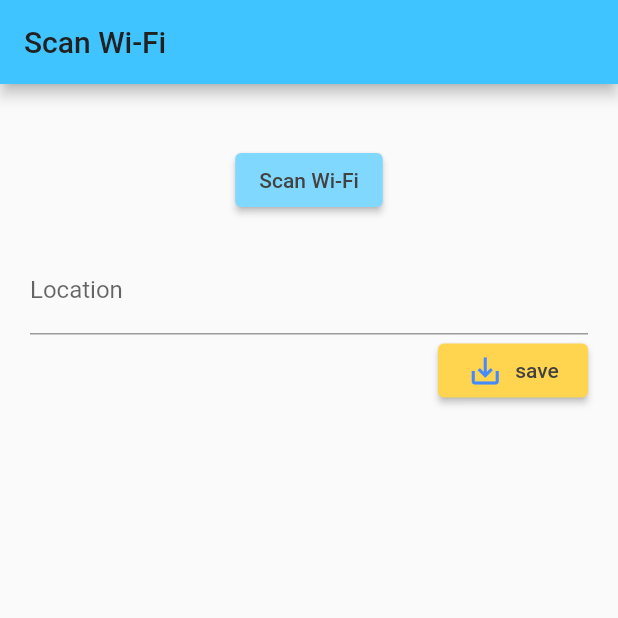
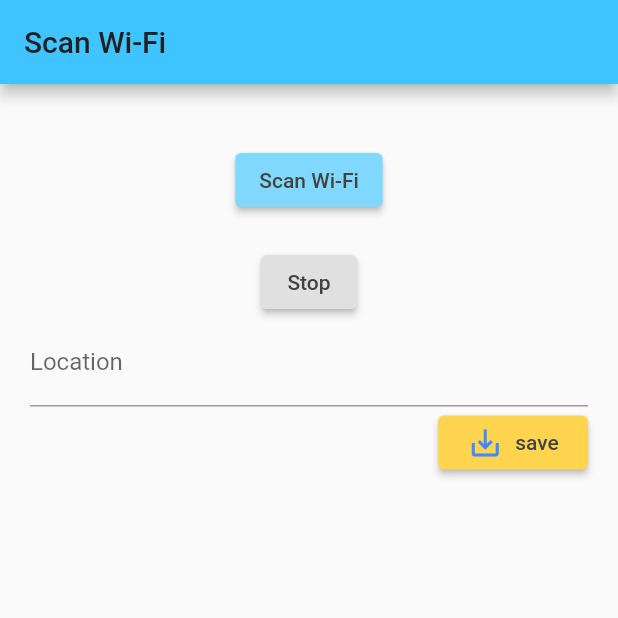
Before and after one commit to Porntitame/wifi-hunter, a Flutter app: the screen it shows after launch, after a tap on "Scan Wi-Fi", on a phone screen of 412 x 824 dp, the top half of it. Run offline on Flutter 3.47's test engine with Material 2 defaults, Android fonts, the phone set to English and light mode, and no system bars; our stand-ins replace cloud_firestore, firebase_core, fluttertoast; missing offline and left inert: wifi_hunter; accounts and stored records are empty.

Commit message:
add stop button

```diff
--- a/lib/main.dart
+++ b/lib/main.dart
@@ -33,14 +33,6 @@ class MyHomePage extends StatefulWidget {
 class _MyHomePageState extends State<MyHomePage> {
   @override
   Widget build(BuildContext context) {
-    return DefaultTabController(
-      length: 2,
-      child: Scaffold(
-        body: TabBarView(
-          children: [FormScreen(), Container()],
-        ),
-        backgroundColor: Colors.amber,
-      ),
-    );
+    return FormScreen();
   }
 }
--- a/lib/screen/formscreen.dart
+++ b/lib/screen/formscreen.dart
@@ -26,17 +26,23 @@ class _FormScreenState extends State<FormScreen> {
   Color huntButtonColor = Colors.lightBlueAccent.shade100;
   final _locationController = TextEditingController();
   late String enteredLocation;
+  var submit;
+  int saveCount = 0;
+  bool isStoped = false;
 
   // final formKey = GlobalKey<FormState>();
   // Signal mySignal = Signal();
 
-  // @override
-  // void initState() {
-  //   huntWiFis();
-  //   super.initState();
-  // }
+  @override
+  void initState() {
+    submit = () async {
+      await _submitData();
+    };
+    super.initState();
+  }
 
   Future<void> huntWiFis() async {
+    if (!isStoped) {
       setState(() => huntButtonColor = Colors.amber.shade300);
 
       try {
@@ -45,15 +51,30 @@ class _FormScreenState extends State<FormScreen> {
         dataset = [];
 
         for (int index = 0; index < wiFiHunterResults.results.length; index++) {
-        if (['Device_1', 'Device_2']
-            .contains(wiFiHunterResults.results[index].SSID)) {
+          // if ([
+          //   'cc:2d:21:91:6c:61',
+          //   '74:22:bb:8a:02:5c',
+          //   '00:2e:c7:8f:f1:68',
+          //   '00:2e:c7:8f:f2:67',
+          //   '78:44:76:ec:26:48',
+          //   'cc:2d:21:91:81:c1',
+          //   '00:2e:c7:8f:f1:c6',
+          //   '00:2e:c7:8f:f1:61',
+          //   '00:2e:c7:8f:f1:63',
+          //   '00:2e:c7:8f:f1:69'
+          // ].contains(wiFiHunterResults.results[index].BSSID))
+          {
             wiFiHunterResult.add(wiFiHunterResults.results[index]);
             dataset.add({
-            'SSID': wiFiHunterResults.results[index].SSID,
-            'RSSI': wiFiHunterResults.results[index].level
+              'BSSID': wiFiHunterResults.results[index].BSSID,
+              'RSSI': wiFiHunterResults.results[index].level,
+              //'Frequency': wiFiHunterResults.results[index].frequency
             });
           }
         }
+        Future.delayed(Duration(seconds: 2), () {
+          huntWiFis();
+        });
       } on PlatformException catch (exception) {
         print(exception.toString());
       }
@@ -62,22 +83,31 @@ class _FormScreenState extends State<FormScreen> {
 
       setState(() => huntButtonColor = Colors.lightBlueAccent.shade100);
     }
+  }
 
   Future<void> _submitLocation() async {
     setState(() {
+      saveCount = 0;
       enteredLocation = _locationController.text;
     });
     print(enteredLocation);
   }
 
+  Future<void> clickHuntWifi() async {
+    isStoped = false;
+    await huntWiFis();
+  }
+
   Future<void> _submitData() async {
+    setState(() => submit = null);
+
     Map<String, dynamic> playload = {
       "case": enteredLocation,
       "dataset": dataset
     };
 
     try {
-      var url = Uri.parse('http://192.168.137.17:8000/rssi-to-csv');
+      var url = Uri.parse('http://161.246.18.222:80/rssi-to-csv');
       var response = await http.post(
         url,
         body: json.encode(playload),
@@ -85,19 +115,44 @@ class _FormScreenState extends State<FormScreen> {
           'Content-Type': 'application/json; charset=UTF-8',
         },
       );
+      setState(() {
+        submit = () async {
+          await _submitData();
+        };
+      });
+
       print('Response status: ${response.statusCode}');
       print('Response body: ${response.body}');
+      setState(() {
+        saveCount++;
+      });
       Fluttertoast.showToast(
-        msg: 'saved!',
+        msg: 'saved!(${saveCount})',
         gravity: ToastGravity.CENTER,
       );
     } catch (e) {
+      setState(() {
+        submit = () async {
+          await _submitData();
+        };
+      });
       Fluttertoast.showToast(
         msg: 'something error!',
         gravity: ToastGravity.CENTER,
       );
     }
-    //print(playload);
+    // setState(() {
+    //   submit = () async {
+    //     await _submitData();
+    //   };
+    // });
+
+    // setState(() => Future.delayed(const Duration(seconds: 5), () {
+    //       submit = () async {
+    //         await _submitData();
+    //       };
+    //     }));
+    // print(playload);
   }
 
   @override
@@ -122,15 +177,74 @@ class _FormScreenState extends State<FormScreen> {
                       style: ButtonStyle(
                           backgroundColor: MaterialStateProperty.all<Color>(
                               huntButtonColor)),
-                      onPressed: () => huntWiFis(),
+                      onPressed: () => clickHuntWifi(),
                       child: Text(
                         'Scan Wi-Fi',
                         style: TextStyle(color: Colors.grey.shade800),
                       )),
                 ),
+                Container(
+                  child: ElevatedButton(
+                      style: ButtonStyle(
+                          backgroundColor: MaterialStateProperty.all<Color>(
+                              Colors.grey.shade300)),
+                      onPressed: () => isStoped = true,
+                      child: Text(
+                        'Stop',
+                        style: TextStyle(color: Colors.grey.shade800),
+                      )),
+                ),
+                TextField(
+                  decoration: InputDecoration(labelText: 'Location'),
+                  controller: _locationController,
+                  onSubmitted: (_) => _submitLocation(),
+                ),
+                Row(
+                  mainAxisAlignment: MainAxisAlignment.end,
+                  children: [
+                    Container(
+                      width: 100,
+                      child: ElevatedButton(
+                        style: ButtonStyle(
+                            backgroundColor: MaterialStateProperty.all(
+                                Colors.amber.shade300)),
+                        child: Row(
+                          mainAxisAlignment: MainAxisAlignment.center,
+                          children: [
+                            const Padding(
+                              padding: EdgeInsets.only(right: 8),
+                              child: Icon(
+                                Icons.save_alt_outlined,
+                                color: Colors.blueAccent,
+                              ),
+                            ),
+                            Text(
+                              "save",
+                              style: TextStyle(color: Colors.grey.shade800),
+                            ),
+                          ],
+                        ),
+                        onPressed: submit,
+                      ),
+                    ),
+                  ],
+                ),
                 wiFiHunterResult.isNotEmpty
                     ? Column(
                         children: [
+                          Row(
+                            mainAxisAlignment: MainAxisAlignment.start,
+                            children: [
+                              Icon(
+                                Icons.wifi,
+                                color: Colors.amber,
+                              ),
+                              Text(
+                                '  Number of transmitter : ${wiFiHunterResult.length}',
+                                style: TextStyle(fontSize: 16),
+                              ),
+                            ],
+                          ),
                           Container(
                             child: Column(
                               children: List.generate(
@@ -184,43 +298,6 @@ class _FormScreenState extends State<FormScreen> {
                         ],
                       )
                     : Container(),
-                TextField(
-                  decoration: InputDecoration(labelText: 'Location'),
-                  controller: _locationController,
-                  onSubmitted: (_) => _submitLocation(),
-                ),
-                Row(
-                  mainAxisAlignment: MainAxisAlignment.end,
-                  children: [
-                    Container(
-                      width: 100,
-                      child: ElevatedButton(
-                        style: ButtonStyle(
-                            backgroundColor: MaterialStateProperty.all(
-                                Colors.amber.shade300)),
-                        child: Row(
-                          mainAxisAlignment: MainAxisAlignment.center,
-                          children: [
-                            const Padding(
-                              padding: EdgeInsets.only(right: 8),
-                              child: Icon(
-                                Icons.save_alt_outlined,
-                                color: Colors.blueAccent,
-                              ),
-                            ),
-                            Text(
-                              "save",
-                              style: TextStyle(color: Colors.grey.shade800),
-                            ),
-                          ],
-                        ),
-                        onPressed: () async {
-                          await _submitData();
-                        },
-                      ),
-                    ),
-                  ],
-                ),
               ],
             ),
           ),
```
Lines whose indentation alone changed are shown as unchanged.
